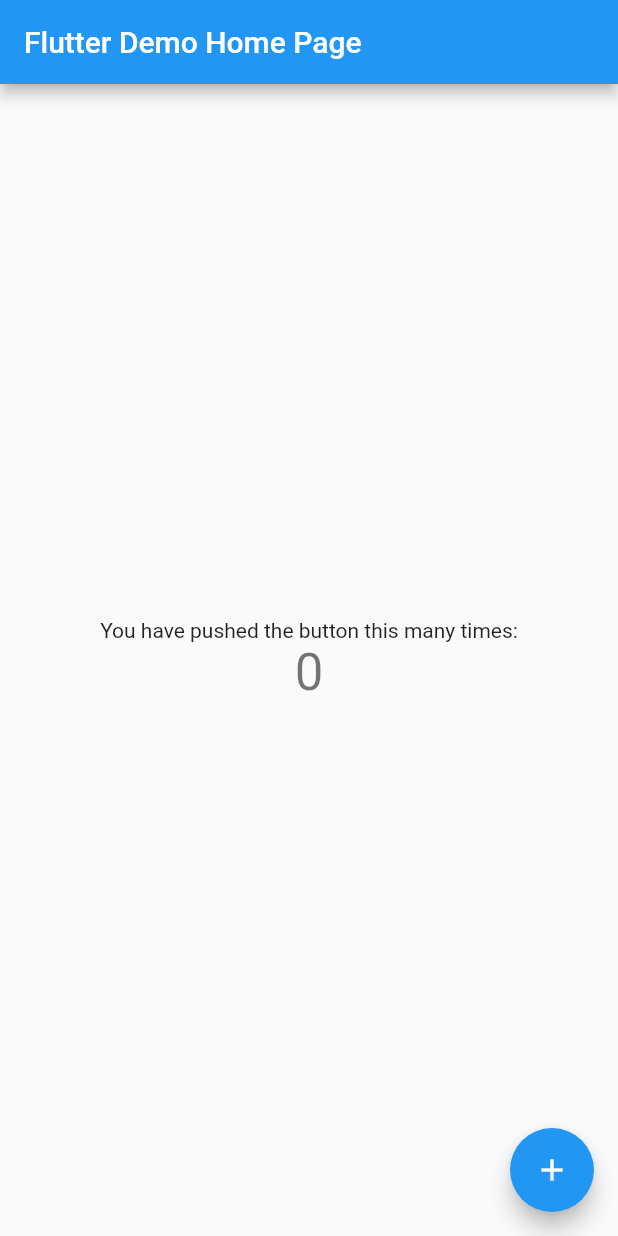
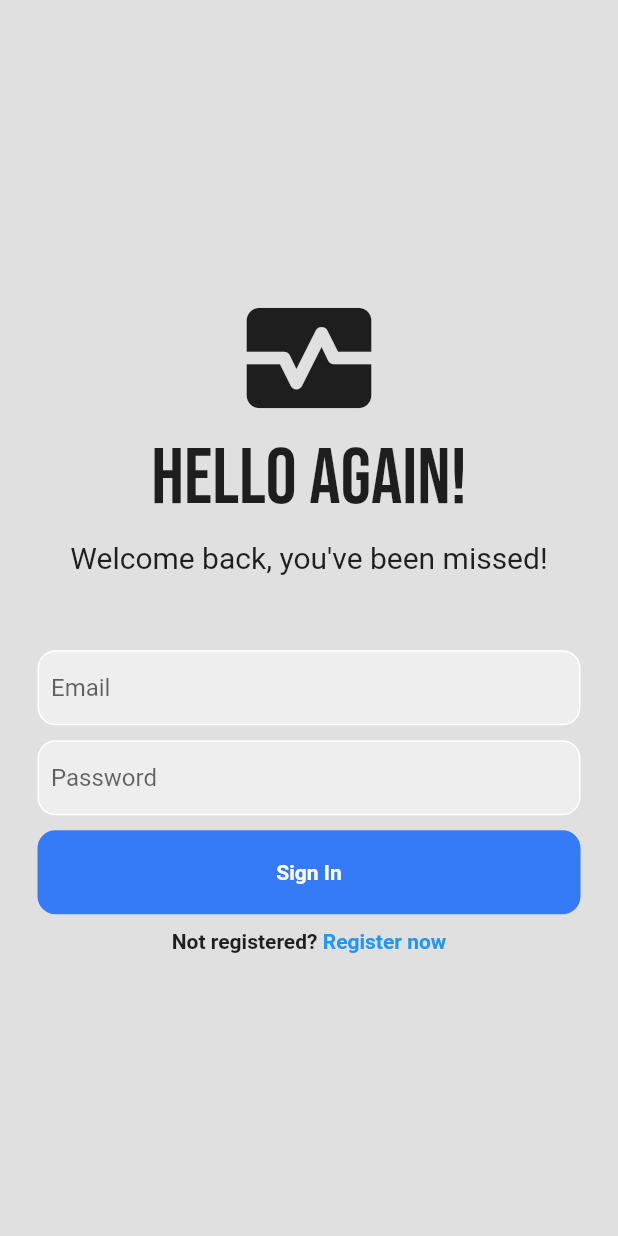
Before and after one commit to darkhanakh/Alma-Mater, a Flutter app: the screen it shows after launch, on a phone screen of 412 x 824 dp. Run offline on Flutter 3.47's test engine with Material 2 defaults, Android fonts, the phone set to English and light mode, and no system bars; our stand-ins replace firebase_auth, firebase_core, flutter_svg, google_fonts; accounts and stored records are empty.

Commit message:
feat: added login page and login logic

```diff
--- a/lib/main.dart
+++ b/lib/main.dart
@@ -1,115 +1,25 @@
+// ignore_for_file: prefer_const_constructors
+
+import 'package:alma_mater/widgets/main_page.dart';
 import 'package:flutter/material.dart';
+import 'package:firebase_core/firebase_core.dart';
 
-void main() {
-  runApp(const MyApp());
+import './widgets/login_page.dart';
+
+void main() async {
+  WidgetsFlutterBinding.ensureInitialized();
+  await Firebase.initializeApp();
+  runApp(const App());
 }
 
-class MyApp extends StatelessWidget {
-  const MyApp({super.key});
+class App extends StatelessWidget {
+  const App({super.key});
 
-  // This widget is the root of your application.
   @override
   Widget build(BuildContext context) {
     return MaterialApp(
-      title: 'Flutter Demo',
-      theme: ThemeData(
-        // This is the theme of your application.
-        //
-        // Try running your application with "flutter run". You'll see the
-        // application has a blue toolbar. Then, without quitting the app, try
-        // changing the primarySwatch below to Colors.green and then invoke
-        // "hot reload" (press "r" in the console where you ran "flutter run",
-        // or simply save your changes to "hot reload" in a Flutter IDE).
-        // Notice that the counter didn't reset back to zero; the application
-        // is not restarted.
-        primarySwatch: Colors.blue,
-      ),
-      home: const MyHomePage(title: 'Flutter Demo Home Page'),
+      debugShowCheckedModeBanner: false,
+      home: MainPage(),
     );
   }
 }
-
-class MyHomePage extends StatefulWidget {
-  const MyHomePage({super.key, required this.title});
-
-  // This widget is the home page of your application. It is stateful, meaning
-  // that it has a State object (defined below) that contains fields that affect
-  // how it looks.
-
-  // This class is the configuration for the state. It holds the values (in this
-  // case the title) provided by the parent (in this case the App widget) and
-  // used by the build method of the State. Fields in a Widget subclass are
-  // always marked "final".
-
-  final String title;
-
-  @override
-  State<MyHomePage> createState() => _MyHomePageState();
-}
-
-class _MyHomePageState extends State<MyHomePage> {
-  int _counter = 0;
-
-  void _incrementCounter() {
-    setState(() {
-      // This call to setState tells the Flutter framework that something has
-      // changed in this State, which causes it to rerun the build method below
-      // so that the display can reflect the updated values. If we changed
-      // _counter without calling setState(), then the build method would not be
-      // called again, and so nothing would appear to happen.
-      _counter++;
-    });
-  }
-
-  @override
-  Widget build(BuildContext context) {
-    // This method is rerun every time setState is called, for instance as done
-    // by the _incrementCounter method above.
-    //
-    // The Flutter framework has been optimized to make rerunning build methods
-    // fast, so that you can just rebuild anything that needs updating rather
-    // than having to individually change instances of widgets.
-    return Scaffold(
-      appBar: AppBar(
-        // Here we take the value from the MyHomePage object that was created by
-        // the App.build method, and use it to set our appbar title.
-        title: Text(widget.title),
-      ),
-      body: Center(
-        // Center is a layout widget. It takes a single child and positions it
-        // in the middle of the parent.
-        child: Column(
-          // Column is also a layout widget. It takes a list of children and
-          // arranges them vertically. By default, it sizes itself to fit its
-          // children horizontally, and tries to be as tall as its parent.
-          //
-          // Invoke "debug painting" (press "p" in the console, choose the
-          // "Toggle Debug Paint" action from the Flutter Inspector in Android
-          // Studio, or the "Toggle Debug Paint" command in Visual Studio Code)
-          // to see the wireframe for each widget.
-          //
-          // Column has various properties to control how it sizes itself and
-          // how it positions its children. Here we use mainAxisAlignment to
-          // center the children vertically; the main axis here is the vertical
-          // axis because Columns are vertical (the cross axis would be
-          // horizontal).
-          mainAxisAlignment: MainAxisAlignment.center,
-          children: <Widget>[
-            const Text(
-              'You have pushed the button this many times:',
-            ),
-            Text(
-              '$_counter',
-              style: Theme.of(context).textTheme.headline4,
-            ),
-          ],
-        ),
-      ),
-      floatingActionButton: FloatingActionButton(
-        onPressed: _incrementCounter,
-        tooltip: 'Increment',
-        child: const Icon(Icons.add),
-      ), // This trailing comma makes auto-formatting nicer for build methods.
-    );
-  }
-}
--- /dev/null
+++ b/lib/widgets/home_page.dart
@@ -0,0 +1,31 @@
+import 'package:firebase_auth/firebase_auth.dart';
+import 'package:flutter/material.dart';
+
+class HomePage extends StatelessWidget {
+  HomePage({super.key});
+
+  final user = FirebaseAuth.instance.currentUser!;
+
+  @override
+  Widget build(BuildContext context) {
+    return Container(
+      child: SafeArea(
+        child: Center(
+          child: Column(
+            mainAxisAlignment: MainAxisAlignment.center,
+            children: [
+              Text('Зарегистрирован как:' + user.email!),
+              MaterialButton(
+                onPressed: () {
+                  FirebaseAuth.instance.signOut();
+                },
+                color: Colors.deepPurple[200],
+                child: Text('Выйти'),
+              )
+            ],
+          ),
+        ),
+      ),
+    );
+  }
+}
--- /dev/null
+++ b/lib/widgets/login_page.dart
@@ -0,0 +1,158 @@
+// ignore_for_file: prefer_const_literals_to_create_immutables, prefer_const_constructors
+
+import 'package:firebase_auth/firebase_auth.dart';
+import 'package:flutter/material.dart';
+import 'package:flutter_svg/svg.dart';
+import 'package:google_fonts/google_fonts.dart';
+
+class LoginPage extends StatefulWidget {
+  const LoginPage({super.key});
+
+  @override
+  State<LoginPage> createState() => _LoginPageState();
+}
+
+class _LoginPageState extends State<LoginPage> {
+  // text controllers
+  final _emailController = TextEditingController();
+  final _passwordController = TextEditingController();
+
+  Future signIn() async {
+    await FirebaseAuth.instance.signInWithEmailAndPassword(
+      email: _emailController.text.trim(),
+      password: _passwordController.text.trim(),
+    );
+  }
+
+  @override
+  void dispose() {
+    _emailController.dispose();
+    _passwordController.dispose();
+    super.dispose();
+  }
+
+  @override
+  Widget build(BuildContext context) {
+    return Scaffold(
+      backgroundColor: Colors.grey[300],
+      body: SafeArea(
+        child: Center(
+          child: SingleChildScrollView(
+            child: Column(
+              mainAxisAlignment: MainAxisAlignment.center,
+              children: [
+                Icon(
+                  Icons.monitor_heart,
+                  size: 100,
+                ),
+                // Hello again!
+                Text(
+                  'Hello again!',
+                  style: GoogleFonts.bebasNeue(
+                    fontSize: 52,
+                  ),
+                ),
+                SizedBox(height: 10),
+                Text(
+                  'Welcome back, you\'ve been missed!',
+                  style: TextStyle(fontSize: 20),
+                ),
+                SizedBox(height: 50),
+                // email
+                Padding(
+                  padding: const EdgeInsets.symmetric(horizontal: 25.0),
+                  child: Container(
+                    decoration: BoxDecoration(
+                      color: Colors.grey[200],
+                      border: Border.all(color: Colors.white),
+                      borderRadius: BorderRadius.circular(12),
+                    ),
+                    child: Padding(
+                      padding: const EdgeInsets.only(left: 8),
+                      child: TextField(
+                        controller: _emailController,
+                        decoration: InputDecoration(
+                          border: InputBorder.none,
+                          hintText: 'Email',
+                        ),
+                      ),
+                    ),
+                  ),
+                ),
+
+                SizedBox(height: 10),
+
+                // password
+                Padding(
+                  padding: const EdgeInsets.symmetric(horizontal: 25.0),
+                  child: Container(
+                    decoration: BoxDecoration(
+                      color: Colors.grey[200],
+                      border: Border.all(color: Colors.white),
+                      borderRadius: BorderRadius.circular(12),
+                    ),
+                    child: Padding(
+                      padding: const EdgeInsets.only(left: 8),
+                      child: TextField(
+                        controller: _passwordController,
+                        obscureText: true,
+                        decoration: InputDecoration(
+                          border: InputBorder.none,
+                          hintText: 'Password',
+                        ),
+                      ),
+                    ),
+                  ),
+                ),
+                SizedBox(height: 10),
+                // sign in button
+                Padding(
+                  padding: const EdgeInsets.symmetric(horizontal: 25.0),
+                  child: GestureDetector(
+                    onTap: signIn,
+                    child: Container(
+                      padding: const EdgeInsets.all(20),
+                      decoration: BoxDecoration(
+                        color: Color.fromRGBO(53, 123, 248, 1),
+                        borderRadius: BorderRadius.circular(12),
+                      ),
+                      child: Center(
+                        child: Text(
+                          'Sign In',
+                          style: TextStyle(
+                            color: Colors.white,
+                            fontWeight: FontWeight.bold,
+                          ),
+                        ),
+                      ),
+                    ),
+                  ),
+                ),
+                SizedBox(height: 10),
+                // not a member? register now
+                Row(
+                  mainAxisAlignment: MainAxisAlignment.center,
+                  children: [
+                    Text(
+                      'Not registered?',
+                      style: TextStyle(
+                        fontWeight: FontWeight.bold,
+                      ),
+                    ),
+                    Text(
+                      ' Register now',
+                      style: TextStyle(
+                        color: Colors.blue,
+                        fontWeight: FontWeight.bold,
+                      ),
+                    )
+                  ],
+                )
+              ],
+            ),
+          ),
+        ),
+      ),
+    );
+  }
+}
--- /dev/null
+++ b/lib/widgets/main_page.dart
@@ -0,0 +1,25 @@
+import 'package:alma_mater/widgets/login_page.dart';
+import 'package:firebase_auth/firebase_auth.dart';
+import 'package:flutter/material.dart';
+
+import 'home_page.dart';
+
+class MainPage extends StatelessWidget {
+  const MainPage({super.key});
+
+  @override
+  Widget build(BuildContext context) {
+    return Scaffold(
+      body: StreamBuilder<User?>(
+        stream: FirebaseAuth.instance.authStateChanges(),
+        builder: (context, snapshot) {
+          if (snapshot.hasData) {
+            return HomePage();
+          } else {
+            return LoginPage();
+          }
+        },
+      ),
+    );
+  }
+}
```
Also changed, not shown: pubspec.yaml (+8 -4 lines), assets/mother_art.svg (added), pubspec.lock, 3 other files.
